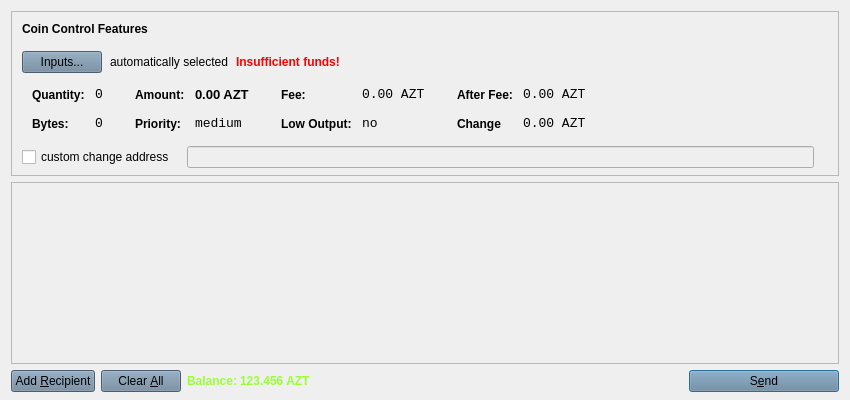
DevelCurrency/AztecCoin, file src/qt/forms/sendcoinsdialog.ui: the form before one commit.
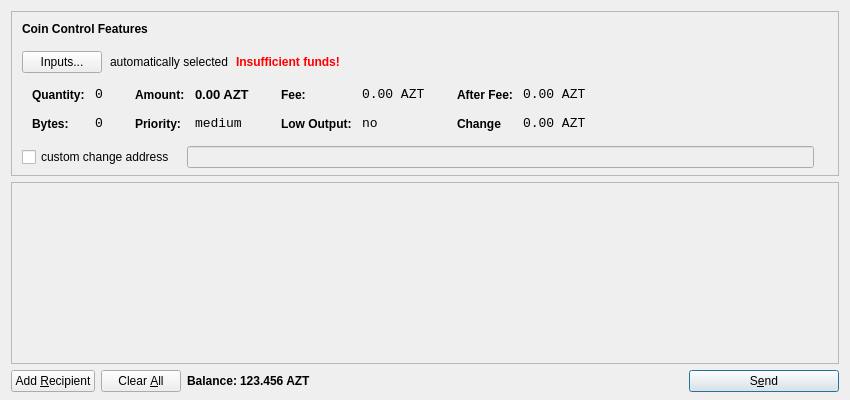
The form after the commit. Icons and pictures are not drawn.

Patch:
```diff
--- a/src/qt/forms/sendcoinsdialog.ui
+++ b/src/qt/forms/sendcoinsdialog.ui
@@ -106,10 +106,6 @@
           </property>
           <item>
            <widget class="QPushButton" name="pushButtonCoinControl">
-            <property name="styleSheet">
-             <string notr="true">background-color: rgb(106, 131, 154);
-background-image: url(:/images/bgbfree);</string>
-            </property>
             <property name="text">
              <string>Inputs...</string>
             </property>
@@ -732,10 +728,6 @@
        <property name="toolTip">
         <string>Send to multiple recipients at once</string>
        </property>
-       <property name="styleSheet">
-        <string notr="true">background-color: rgb(106, 131, 154);
-background-image: url(:/images/bgbfree);</string>
-       </property>
        <property name="text">
         <string>Add &amp;Recipient</string>
        </property>
@@ -755,10 +747,6 @@
        <property name="toolTip">
         <string>Remove all transaction fields</string>
        </property>
-       <property name="styleSheet">
-        <string notr="true">background-color: rgb(106, 131, 154);
-background-image: url(:/images/bgbfree);</string>
-       </property>
        <property name="text">
         <string>Clear &amp;All</string>
        </property>
@@ -789,10 +777,6 @@
            <bold>true</bold>
           </font>
          </property>
-         <property name="styleSheet">
-          <string notr="true">background-image: url(:/images/bgbfree);
-color: rgb(153, 255, 51);</string>
-         </property>
          <property name="text">
           <string>Balance:</string>
          </property>
@@ -815,10 +799,6 @@
          <property name="cursor">
           <cursorShape>IBeamCursor</cursorShape>
          </property>
-         <property name="styleSheet">
-          <string notr="true">color: rgb(153, 255, 51);
-background-image: url(:/images/bgbfree);</string>
-         </property>
          <property name="text">
           <string>123.456 AZT</string>
          </property>
@@ -853,10 +833,6 @@
        <property name="toolTip">
         <string>Confirm the send action</string>
        </property>
-       <property name="styleSheet">
-        <string notr="true">background-color: rgb(106, 131, 154);
-background-image: url(:/images/bgbfree);</string>
-       </property>
        <property name="text">
         <string>S&amp;end</string>
        </property>
```
Left out of the diff: 5 changed lines with no effect on the pictures.
